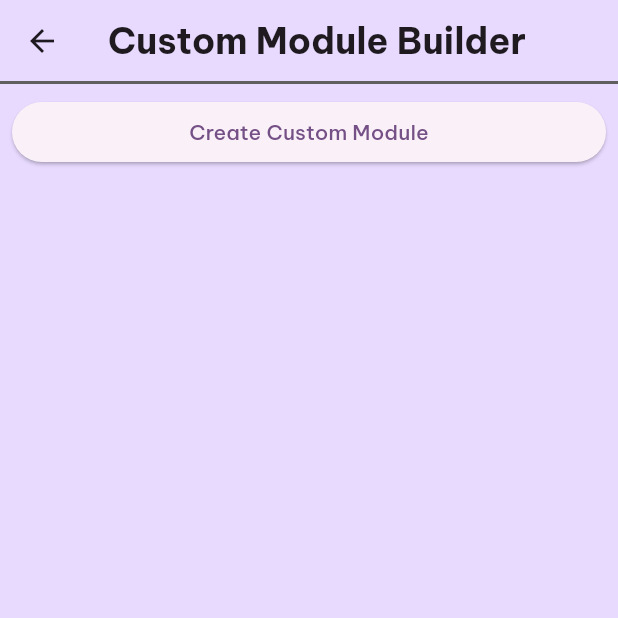
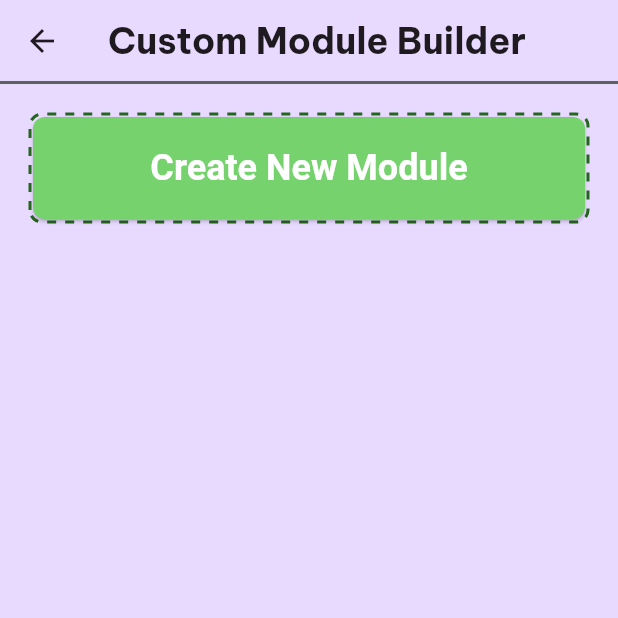
Before and after one commit to chateaumai/HearBat, a Flutter app: the CustomPath screen opened directly, on a phone screen of 412 x 824 dp, the top half of it. Run offline on Flutter 3.47's test engine with Material 3 defaults, Android fonts, the phone set to English and light mode, and no system bars; drawn by our look-alikes of dotted_border; our stand-ins replace audioplayers, firebase_core, firebase_remote_config, flutter_animate, google_fonts, googleapis_auth and 1 more; missing offline and left inert: googleapis; accounts and stored records are empty.

Commit message:
UI for first screen of Custom Module Builder

```diff
--- a/lib/pages/module_types/custom/custom_path.dart
+++ b/lib/pages/module_types/custom/custom_path.dart
@@ -1,9 +1,11 @@
+import 'package:dotted_border/dotted_border.dart';
 import 'package:flutter/material.dart';
 import 'package:hearbat/widgets/top_bar_widget.dart';
 import 'package:shared_preferences/shared_preferences.dart';
 import 'package:hearbat/utils/custom_util.dart';
 import 'package:hearbat/utils/user_module_util.dart';
 import '../../../utils/custom_modules_util.dart';
+import "../../../widgets/custom_module_card_widget.dart";
 
 class CustomPath extends StatefulWidget {
   @override
@@ -85,29 +87,63 @@ class CustomPathState extends State<CustomPath> {
       appBar: TopBar(
         title: "Custom Module Builder",
       ),
-      body: ListView.builder(
-        itemCount: moduleNames.length + 1,
-        itemBuilder: (context, index) {
-          if (index < moduleNames.length) {
-            String moduleName = moduleNames[index];
-            return ListTile(
-              title: Text(moduleName),
-              trailing: IconButton(
-                icon: Icon(Icons.delete),
-                onPressed: () => _deleteModule(moduleName),
+      body: SingleChildScrollView( // Allows the column to be scrollable
+        child: Column(
+          children: <Widget>[
+            Padding(
+            padding: const EdgeInsets.fromLTRB(20.0, 20.0, 20.0, 20.0),
+              child: DottedBorder(
+                dashPattern: [6, 6],
+                borderType: BorderType.RRect,
+                radius: Radius.circular(8),
+                color: Color.fromARGB(255, 35, 102, 29),
+                strokeWidth: 2,
+                child: ElevatedButton(
+                  onPressed: _navigateToCreateModule,
+                  style: ElevatedButton.styleFrom(
+                    backgroundColor: Color.fromARGB(255, 117, 210, 109),
+                    padding: EdgeInsets.symmetric(vertical: 20.0,),
+                    shape: RoundedRectangleBorder(
+                      borderRadius: BorderRadius.circular(8),
+                    ),
+                    textStyle: TextStyle(fontSize: 24.0),
+                    minimumSize: Size(double.infinity, 40),
+                  ),
+                  child: Text(
+                    "Create New Module",
+                    style: TextStyle(
+                      fontWeight: FontWeight.bold,
+                      color: Color.fromARGB(255, 255, 255, 255)
+                    )
+                  )
+                ),
+              )
+            ),
+            // Use Expanded to fill the available space with the GridView
+            Padding(
+              padding: const EdgeInsets.symmetric(horizontal: 20.0),
+              child: GridView.builder(
+                shrinkWrap: true, // Necessary to use GridView inside Column/ScrollView
+                physics: NeverScrollableScrollPhysics(), // Disable scrolling inside GridView
+                itemCount: moduleNames.length,
+                gridDelegate: SliverGridDelegateWithFixedCrossAxisCount(
+                  crossAxisCount: 2,
+                  crossAxisSpacing: 10.0,
+                  mainAxisSpacing: 10.0,
+                  childAspectRatio: 8/10,
+                ),
+                itemBuilder: (context, index) {
+                  String moduleName = moduleNames[index];
+                  return CustomModuleCard(
+                    moduleName: moduleName,
+                    onStart: () => _showModule(moduleName),
+                    onDelete: () => _deleteModule(moduleName),
+                  );
+                },
               ),
-              onTap: () => _showModule(moduleName),
-            );
-          } else {
-            return Padding(
-              padding: const EdgeInsets.all(8.0),
-              child: ElevatedButton(
-                onPressed: _navigateToCreateModule,
-                child: Text("Create Custom Module"),
-              ),
-            );
-          }
-        },
+            ),
+          ],
+        ),
       ),
     );
   }
--- a/pubspec.yaml
+++ b/pubspec.yaml
@@ -30,6 +30,7 @@ dependencies:
   flutter_svg: ^2.0.9
   firebase_remote_config: ^4.3.13
   firebase_analytics: ^10.8.5
+  dotted_border: ^2.1.0
 
 dev_dependencies:
   flutter_test:
```
Also changed, not shown: lib/widgets/custom_module_card_widget.dart (added, +91 -0 lines), assets/visuals/HB_Custom.png (added), assets/visuals/HB_Music.png (added), assets/visuals/HB_Word.png (added), pubspec.lock.
